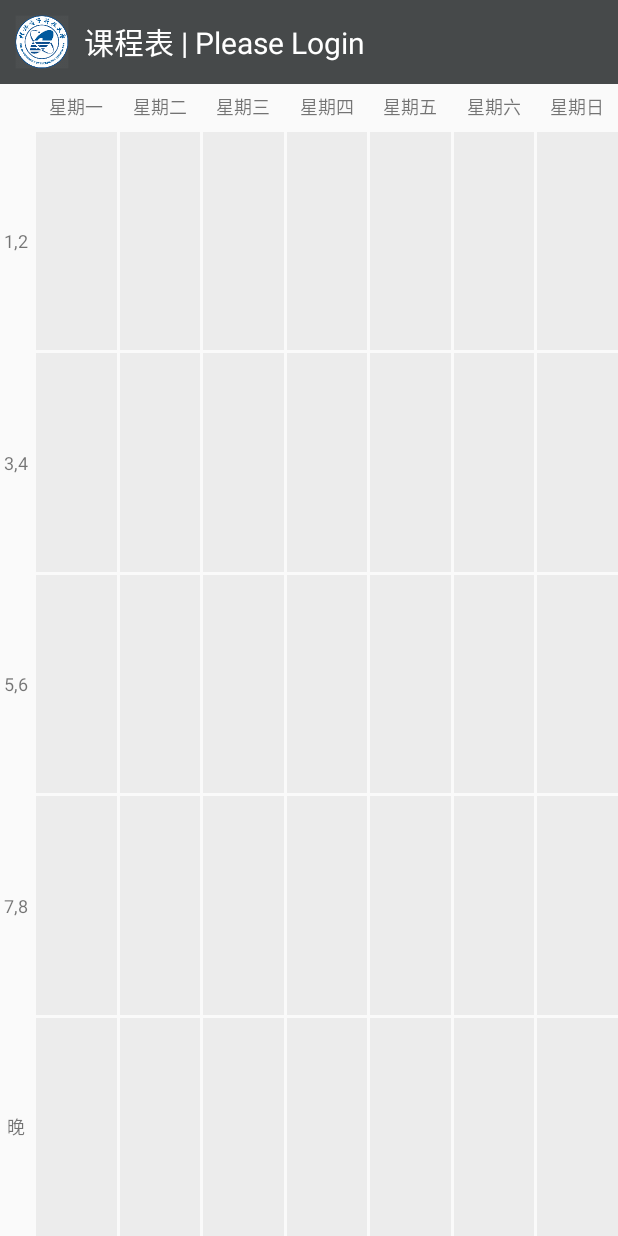
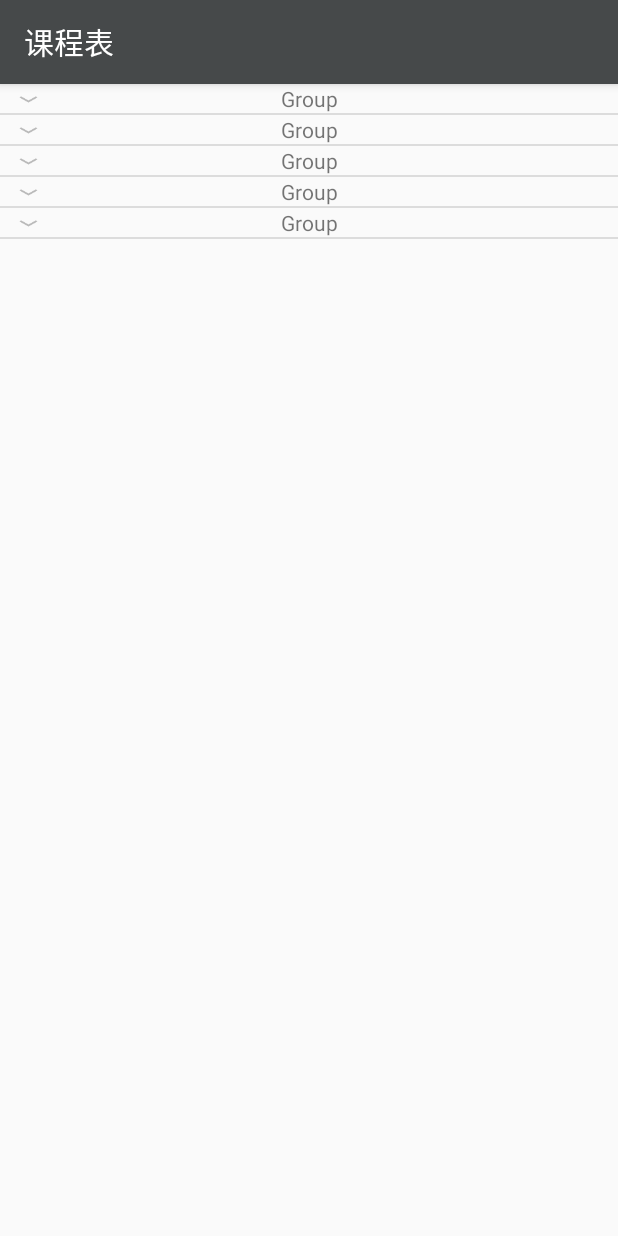
Before and after one commit to guet1024/GUET-Schedule-Open, an Android app: the screen it shows after launch (MainActivity before the commit, FunctionMenu after it), on a phone screen of 412 x 824 dp. Run offline under Robolectric (Android 15) with nearby library versions, the phone set to English and light mode, and no system bars; our stand-ins replace Room's generated code.

Commit message:
1. set minSdkVersion to 28 (Android 9) 2. expandable list view demo completed

```diff
--- a/app/build.gradle
+++ b/app/build.gradle
@@ -19,6 +19,10 @@ android {
             minifyEnabled false
             proguardFiles getDefaultProguardFile('proguard-android-optimize.txt'), 'proguard-rules.pro'
         }
+    }
+    compileOptions {
+        sourceCompatibility JavaVersion.VERSION_1_8
+        targetCompatibility JavaVersion.VERSION_1_8
     }
 }
 
--- /dev/null
+++ b/app/src/main/java/com/telephone/coursetable/FunctionMenu.java
@@ -0,0 +1,33 @@
+package com.telephone.coursetable;
+
+import androidx.appcompat.app.AppCompatActivity;
+
+import android.os.Bundle;
+import android.widget.ArrayAdapter;
+import android.widget.ExpandableListView;
+import android.widget.ListView;
+
+import java.util.Map;
+import java.util.Map.Entry;
+
+import java.util.LinkedList;
+import java.util.List;
+
+public class FunctionMenu extends AppCompatActivity {
+
+    @Override
+    protected void onCreate(Bundle savedInstanceState) {
+        super.onCreate(savedInstanceState);
+        setContentView(R.layout.activity_function_menu);
+        List<Entry<String, List<String>>> menus = new LinkedList<>();
+        for (int i = 0; i < 5; i++){
+            List<String> children = new LinkedList<>();
+            for (int j = 0; j < 2; j++){
+                children.add("");
+            }
+            menus.add(Map.entry("", children));
+        }
+        ExpandableListView menu_list = (ExpandableListView)findViewById(R.id.function_menu_list);
+        menu_list.setAdapter(new FunctionMenuAdapter(this, menus, true, menu_list));
+    }
+}
--- /dev/null
+++ b/app/src/main/java/com/telephone/coursetable/FunctionMenuAdapter.java
@@ -0,0 +1,148 @@
+package com.telephone.coursetable;
+
+import android.content.Context;
+
+import java.util.Map;
+import java.util.Map.Entry;
+import android.database.DataSetObservable;
+import android.database.DataSetObserver;
+import android.view.LayoutInflater;
+import android.view.View;
+import android.view.ViewGroup;
+import android.widget.BaseAdapter;
+import android.widget.ExpandableListAdapter;
+import android.widget.ExpandableListView;
+import android.widget.ImageView;
+import android.widget.TextView;
+
+import java.util.List;
+
+public class FunctionMenuAdapter implements ExpandableListAdapter {
+
+    private Context context;
+
+    private DataSetObservable dataSetObservable;
+    private List<Map.Entry<String, List<String>>> groups;
+    private boolean singleExpanded;
+    private ExpandableListView list;
+
+    public FunctionMenuAdapter(Context context, List<Map.Entry<String, List<String>>> groups, boolean singleExpanded, ExpandableListView list) {
+        this.context = context;
+        this.dataSetObservable = new DataSetObservable();
+        this.groups = groups;
+        this.singleExpanded = singleExpanded;
+        this.list = list;
+    }
+
+    @Override
+    public void registerDataSetObserver(DataSetObserver dataSetObserver) {
+        dataSetObservable.registerObserver(dataSetObserver);
+    }
+
+    @Override
+    public void unregisterDataSetObserver(DataSetObserver dataSetObserver) {
+        dataSetObservable.unregisterObserver(dataSetObserver);
+    }
+
+    @Override
+    public int getGroupCount() {
+        return groups.size();
+    }
+
+    @Override
+    public int getChildrenCount(int i) {
+        return groups.get(i).getValue().size();
+    }
+
+    @Override
+    public Object getGroup(int i) {
+        return groups.get(i);
+    }
+
+    @Override
+    public Object getChild(int i, int i1) {
+        return groups.get(i).getValue().get(i1);
+    }
+
+    @Override
+    public long getGroupId(int i) {
+        return i;
+    }
+
+    @Override
+    public long getChildId(int i, int i1) {
+        return i1;
+    }
+
+    @Override
+    public boolean hasStableIds() {
+        return true;
+    }
+
+    @Override
+    public View getGroupView(int i, boolean isExpanded, View view, ViewGroup viewGroup) {
+        if(view == null){
+            view = ((LayoutInflater)context.getSystemService(Context.LAYOUT_INFLATER_SERVICE)).inflate(R.layout.function_menu_group, viewGroup, false);
+        }
+        if (isExpanded) {
+            ((TextView) view.findViewById(R.id.textView_group_text)).setText("Group Expanded");
+        }else {
+            ((TextView) view.findViewById(R.id.textView_group_text)).setText("Group");
+        }
+        return view;
+    }
+
+    @Override
+    public View getChildView(int i, int i1, boolean isLastChild, View view, ViewGroup viewGroup) {
+        if(view == null){
+            view = ((LayoutInflater)context.getSystemService(Context.LAYOUT_INFLATER_SERVICE)).inflate(R.layout.function_menu_item, viewGroup, false);
+        }
+        if (isLastChild) {
+            ((TextView) view.findViewById(R.id.textView_child_text)).setText("Last Child");
+        }else {
+            ((TextView) view.findViewById(R.id.textView_child_text)).setText("Child");
+        }
+        return view;
+    }
+
+    @Override
+    public boolean isChildSelectable(int i, int i1) {
+        return true;
+    }
+
+    @Override
+    public boolean areAllItemsEnabled() {
+        return true;
+    }
+
+    @Override
+    public boolean isEmpty() {
+        return groups.isEmpty();
+    }
+
+    @Override
+    public void onGroupExpanded(int gp) {
+        if (singleExpanded) {
+            for (int i = 0; i < groups.size(); i++){
+                if (gp != i){
+                    list.collapseGroup(i);
+                }
+            }
+        }
+    }
+
+    @Override
+    public void onGroupCollapsed(int i) {
+
+    }
+
+    @Override
+    public long getCombinedChildId(long gp, long cp) {
+        return gp * 1000000 + (cp + 1);
+    }
+
+    @Override
+    public long getCombinedGroupId(long gp) {
+        return gp * 1000000;
+    }
+}
--- /dev/null
+++ b/app/src/main/res/layout/activity_function_menu.xml
@@ -0,0 +1,12 @@
+<?xml version="1.0" encoding="utf-8"?>
+<androidx.constraintlayout.widget.ConstraintLayout xmlns:android="http://schemas.android.com/apk/res/android"
+    xmlns:app="http://schemas.android.com/apk/res-auto"
+    xmlns:tools="http://schemas.android.com/tools"
+    android:layout_width="match_parent"
+    android:layout_height="match_parent"
+    tools:context=".FunctionMenu">
+    <ExpandableListView
+        android:layout_width="match_parent"
+        android:layout_height="match_parent"
+        android:id="@+id/function_menu_list"/>
+</androidx.constraintlayout.widget.ConstraintLayout>
--- a/app/src/main/res/layout/activity_main.xml
+++ b/app/src/main/res/layout/activity_main.xml
@@ -754,7 +754,7 @@
         app:layout_constraintGuide_begin="?attr/actionBarSize" />
 
     <ImageView
-        android:id="@+id/imageView"
+        android:id="@+id/imageView_child_image"
         android:layout_width="0dp"
         android:layout_height="0dp"
         app:layout_constraintBottom_toTopOf="@+id/guideline9"
@@ -770,12 +770,12 @@
         android:layout_height="0dp"
         android:onClick="Login"
         android:scaleType="fitStart"
-        app:layout_constraintBottom_toBottomOf="@id/imageView"
+        app:layout_constraintBottom_toBottomOf="@id/imageView_child_image"
         app:layout_constraintDimensionRatio="w,1:1"
-        app:layout_constraintEnd_toEndOf="@id/imageView"
+        app:layout_constraintEnd_toEndOf="@id/imageView_child_image"
         app:layout_constraintHorizontal_bias="0.0"
-        app:layout_constraintStart_toStartOf="@+id/imageView"
-        app:layout_constraintTop_toTopOf="@+id/imageView"
+        app:layout_constraintStart_toStartOf="@+id/imageView_child_image"
+        app:layout_constraintTop_toTopOf="@+id/imageView_child_image"
         app:srcCompat="@mipmap/toolbar_guet_foreground" />
 
     <TextView
@@ -788,11 +788,11 @@
         android:textColor="@color/colorTitleText"
         android:textSize="20sp"
         app:layout_constrainedWidth="true"
-        app:layout_constraintBottom_toBottomOf="@id/imageView"
-        app:layout_constraintEnd_toEndOf="@id/imageView"
+        app:layout_constraintBottom_toBottomOf="@id/imageView_child_image"
+        app:layout_constraintEnd_toEndOf="@id/imageView_child_image"
         app:layout_constraintHorizontal_bias="0.0"
         app:layout_constraintStart_toEndOf="@id/imageView3"
-        app:layout_constraintTop_toTopOf="@id/imageView" />
+        app:layout_constraintTop_toTopOf="@id/imageView_child_image" />
 
     <TextView
         android:id="@+id/textView_update_time"
@@ -805,11 +805,11 @@
         android:textColor="@color/colorTitleText"
         android:textSize="12sp"
         app:layout_constrainedWidth="true"
-        app:layout_constraintBottom_toBottomOf="@id/imageView"
-        app:layout_constraintEnd_toEndOf="@id/imageView"
+        app:layout_constraintBottom_toBottomOf="@id/imageView_child_image"
+        app:layout_constraintEnd_toEndOf="@id/imageView_child_image"
         app:layout_constraintHorizontal_bias="0.0"
         app:layout_constraintStart_toEndOf="@id/textView_title"
-        app:layout_constraintTop_toTopOf="@id/imageView" />
+        app:layout_constraintTop_toTopOf="@id/imageView_child_image" />
 
     <com.google.android.material.floatingactionbutton.FloatingActionButton
         android:id="@+id/floatingActionButton"
--- /dev/null
+++ b/app/src/main/res/layout/function_menu_group.xml
@@ -0,0 +1,20 @@
+<?xml version="1.0" encoding="utf-8"?>
+<androidx.constraintlayout.widget.ConstraintLayout xmlns:android="http://schemas.android.com/apk/res/android"
+    xmlns:app="http://schemas.android.com/apk/res-auto"
+    xmlns:tools="http://schemas.android.com/tools"
+    android:layout_width="match_parent"
+    android:layout_height="wrap_content">
+
+    <TextView
+        android:id="@+id/textView_group_text"
+        android:layout_width="0dp"
+        android:layout_height="wrap_content"
+        android:gravity="center"
+        android:text="TextView"
+        android:textAlignment="center"
+        app:layout_constrainedHeight="true"
+        app:layout_constraintBottom_toBottomOf="parent"
+        app:layout_constraintEnd_toEndOf="parent"
+        app:layout_constraintStart_toStartOf="parent"
+        app:layout_constraintTop_toTopOf="parent" />
+</androidx.constraintlayout.widget.ConstraintLayout>
```
Also changed, not shown: app/src/main/AndroidManifest.xml (+34 -21 lines), app/src/main/res/layout/function_menu_item.xml (added, +34 -0 lines).
